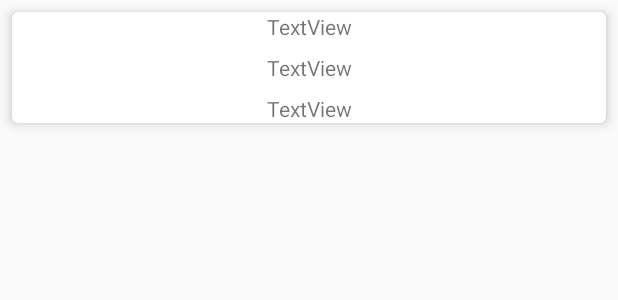
After one commit to yjs8237/skyban_android, an Android app: the layout inorder_recyclerview_item.xml on its own in the app's theme, with its tools: preview values and no code run, on a phone screen of 412 x 824 dp. The commit adds this screen. Shown: the top 300 px of the screen. Run offline under Robolectric (Android 15) with nearby library versions, the phone set to English and light mode, and no system bars.

Commit message:
RecyclerView

```diff
--- a/app/build.gradle
+++ b/app/build.gradle
@@ -32,4 +32,5 @@ dependencies {
     androidTestImplementation 'com.android.support.test:runner:1.0.2'
     androidTestImplementation 'com.android.support.test.espresso:espresso-core:3.0.2'
     implementation 'com.android.support:design:26.1.0'
+    implementation 'com.android.support:cardview-v7:26.1.0'
 }
--- /dev/null
+++ b/app/src/main/java/com/nycompany/skyban/InoderDTO.kt
@@ -0,0 +1,3 @@
+package com.nycompany.skyban
+
+class InoderDTO(var ver: String, var name: String, var api: String)
--- /dev/null
+++ b/app/src/main/res/layout/inorder_recyclerview_item.xml
@@ -0,0 +1,48 @@
+<?xml version="1.0" encoding="utf-8"?>
+<android.support.v7.widget.CardView xmlns:android="http://schemas.android.com/apk/res/android"
+    xmlns:app="http://schemas.android.com/apk/res-auto"
+    xmlns:tools="http://schemas.android.com/tools"
+    android:layout_margin="8dp"
+    app:cardCornerRadius="4dp"
+    app:cardElevation="5dp"
+    android:layout_width="match_parent"
+    android:layout_height="wrap_content">
+
+    <android.support.constraint.ConstraintLayout
+        android:layout_width="match_parent"
+        android:layout_height="wrap_content">
+
+    <TextView
+        android:id="@+id/textView13"
+        android:layout_width="wrap_content"
+        android:layout_height="wrap_content"
+        android:text="TextView"
+        app:layout_constraintEnd_toEndOf="parent"
+        app:layout_constraintHorizontal_bias="0.5"
+        app:layout_constraintStart_toStartOf="parent"
+        app:layout_constraintTop_toTopOf="parent" />
+
+    <TextView
+        android:id="@+id/textView15"
+        android:layout_width="wrap_content"
+        android:layout_height="wrap_content"
+        android:layout_marginTop="8dp"
+        android:text="TextView"
+        app:layout_constraintEnd_toEndOf="parent"
+        app:layout_constraintHorizontal_bias="0.5"
+        app:layout_constraintStart_toStartOf="parent"
+        app:layout_constraintTop_toBottomOf="@+id/textView13" />
+
+    <TextView
+        android:id="@+id/textView16"
+        android:layout_width="wrap_content"
+        android:layout_height="wrap_content"
+        android:layout_marginTop="8dp"
+        android:text="TextView"
+        app:layout_constraintEnd_toEndOf="parent"
+        app:layout_constraintHorizontal_bias="0.5"
+        app:layout_constraintStart_toStartOf="parent"
+        app:layout_constraintTop_toBottomOf="@+id/textView15" />
+    </android.support.constraint.ConstraintLayout>
+
+</android.support.v7.widget.CardView>
```
Also changed, not shown: app/src/main/java/com/nycompany/skyban/InorderFragment.kt (+39 -0 lines), app/src/main/java/com/nycompany/skyban/InorderRecyclerViewAdapter.java (added, +59 -0 lines), app/src/main/java/com/nycompany/skyban/RecyclerViewClickListener.kt (added, +7 -0 lines), app/src/main/res/layout/fragment_inorder.xml (+5 -5 lines).
